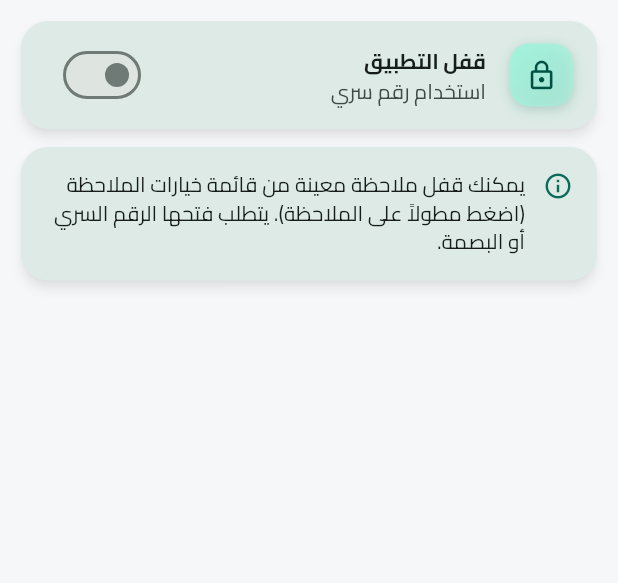
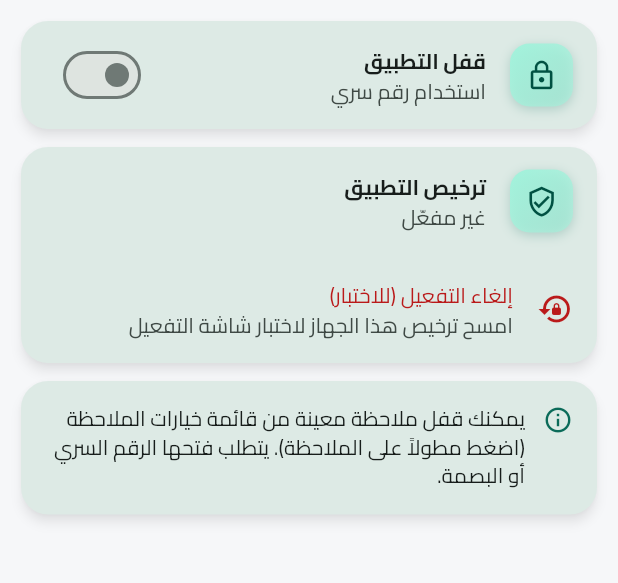
Before and after one commit to alaoufi/Note_only, a Flutter app: the SecuritySettingsScreen screen opened directly, on a phone screen of 412 x 824 dp, the part 84-667 px from its top. Run offline on Flutter 3.47's test engine with Material 3 defaults, Android fonts, the phone set to English and light mode, and no system bars; drawn by our look-alikes of dynamic_color; our stand-ins replace audioplayers, device_info_plus, file_picker, flutter_colorpicker, flutter_local_notifications, flutter_secure_storage and 13 more; missing offline and left inert: android_id, cryptography, encrypt, extension_google_sign_in_as_googleapis_auth, flutter_quill, googleapis and 2 more; accounts and stored records are empty; project files that could hold a hidden picture were left out.

Commit message:
license: switch app to the UNIV1 universal scheme + add deactivate-for-testing
Align the notes app with the 'مولّد أكواد التفعيل' (UNIV1) generator so its codes
activate this app:
- license_service: public key + prefix 'UNIV1' + device-id salt 'alaoufi:'
  (codes are duration(2)+sig(64) Base32, verified over 'UNIV1|deviceId|duration').
- tool/license.dart: was generating an incompatible legacy format; now emits
  UNIV1 codes with an optional DAYS argument (0 = permanent), grouped with dashes.
- security settings: add an owner 'deactivate (for testing)' action that calls
  the existing LicenseService.deactivate() so the activation flow can be retested,
  plus a live license-status card.
- tests: pin the generator's official UNIV1 vectors against the embedded public
  key (proves any keygen-app code is accepted) + wrong-device rejection.
- LICENSING.md: document the UNIV1 device-id/code formulas and Python generator.

flutter analyze: 0 errors/0 warnings. flutter test: all 85 pass.

Co-Authored-By: Claude Opus 4.8 <noreply@anthropic.com>
Claude-Session: https://claude.ai/code/session_01YUmFMdFAgBYxV54PsvaY2c

```diff
--- a/lib/features/security/security_settings_screen.dart
+++ b/lib/features/security/security_settings_screen.dart
@@ -1,6 +1,7 @@
 import 'package:flutter/material.dart';
 
 import '../../core/l10n/app_strings.dart';
+import '../../services/license_service.dart';
 import '../../services/security_service.dart';
 import '../../widgets/ui_kit.dart';
 import 'pin_entry.dart';
@@ -65,6 +66,36 @@ class _SecuritySettingsScreenState extends State<SecuritySettingsScreen> {
     if (ok == true) await _load();
   }
 
+  /// إلغاء تفعيل هذا الجهاز (للمالك/الاختبار): يمسح الترخيص المخزَّن فتظهر شاشة
+  /// التفعيل عند إعادة فتح التطبيق. يُعاد التفعيل بكود جديد من المولّد.
+  Future<void> _deactivateLicense() async {
+    final ok = await showDialog<bool>(
+      context: context,
+      builder: (ctx) => AlertDialog(
+        icon: const Icon(Icons.lock_reset),
+        title: const Text('إلغاء التفعيل؟'),
+        content: const Text(
+            'سيُمسح ترخيص هذا الجهاز، فتظهر شاشة التفعيل عند إعادة فتح التطبيق '
+            '(للاختبار). يمكنك إعادة التفعيل بكود جديد في أي وقت.'),
+        actions: [
+          TextButton(
+              onPressed: () => Navigator.pop(ctx, false),
+              child: const Text('إلغاء')),
+          FilledButton(
+              onPressed: () => Navigator.pop(ctx, true),
+              child: const Text('إلغاء التفعيل')),
+        ],
+      ),
+    );
+    if (ok != true) return;
+    await LicenseService.instance.deactivate();
+    if (!mounted) return;
+    setState(() {}); // حدّث بطاقة حالة الترخيص.
+    ScaffoldMessenger.of(context).showSnackBar(const SnackBar(
+        content:
+            Text('تم إلغاء التفعيل — أعد تشغيل التطبيق لاختبار شاشة التفعيل')));
+  }
+
   @override
   Widget build(BuildContext context) {
     final s = S.of(context);
@@ -115,6 +146,44 @@ class _SecuritySettingsScreenState extends State<SecuritySettingsScreen> {
               ],
             ),
           ),
+          // بطاقة الترخيص (تظهر فقط عند ضبط مفتاح عامّ — أي خارج وضع التطوير).
+          FutureBuilder<LicenseInfo>(
+            future: LicenseService.instance.info(),
+            builder: (context, snap) {
+              final info = snap.data;
+              if (info == null || info.state == LicenseState.disabled) {
+                return const SizedBox.shrink();
+              }
+              final status = switch (info.state) {
+                LicenseState.active => info.permanent
+                    ? 'مفعّل — دائم'
+                    : 'مفعّل — يتبقّى ${info.daysLeft} يوم',
+                LicenseState.expired => 'انتهت صلاحية التفعيل',
+                _ => 'غير مفعّل',
+              };
+              return AppCard(
+                child: Column(
+                  children: [
+                    ListTile(
+                      leading:
+                          const GradientIcon(Icons.verified_user_outlined),
+                      title: const Text('ترخيص التطبيق',
+                          style: TextStyle(fontWeight: FontWeight.bold)),
+                      subtitle: Text(status),
+                    ),
+                    ListTile(
+                      leading: Icon(Icons.lock_reset, color: scheme.error),
+                      title: Text('إلغاء التفعيل (للاختبار)',
+                          style: TextStyle(color: scheme.error)),
+                      subtitle: const Text(
+                          'امسح ترخيص هذا الجهاز لاختبار شاشة التفعيل'),
+                      onTap: _deactivateLicense,
+                    ),
+                  ],
+                ),
+              );
+            },
+          ),
           AppCard(
             child: Padding(
               padding: const EdgeInsets.all(16),
--- a/lib/services/license_service.dart
+++ b/lib/services/license_service.dart
@@ -48,11 +48,15 @@ class LicenseService {
 
   // المفتاح العامّ للمالك (Base64 لـ 32 بايت Ed25519). التحقق فقط — لا يمكن
   // توليد رموز منه. وُلّد مرّة واحدة؛ مفتاحه الخاصّ يبقى في تطبيق المولّد فقط.
+  // النظام العالميّ UNIV1: مفتاح واحد يفعّل كل تطبيقات المالك (انظر مولّد الأكواد).
   static const String _publicKeyB64 =
-      'Wu3tven4KhEEuNqUNLatFTLljCgjFnJXtFc3QHYlhk8=';
+      '0JXPjbbPjczfYbYxl+jy1vOVcsEJT+CPbUIQgXNCStU=';
 
   // بادئة الرسالة الموقَّعة (إصدار الصيغة). يجب أن تطابق المولّد حرفيًّا.
-  static const String _msgPrefix = 'MDKL1';
+  static const String _msgPrefix = 'UNIV1';
+
+  // ملح معرّف الجهاز (موحّد عبر كل تطبيقات المالك في النظام العالميّ UNIV1).
+  static const String _deviceSalt = 'alaoufi:';
 
   static const _kDeviceId = 'lic_device_id';
   static const _kRecord = 'lic_record'; // سجلّ التفعيل (JSON).
@@ -80,7 +84,7 @@ class LicenseService {
       final rnd = Random.secure();
       raw = base64Encode(List<int>.generate(16, (_) => rnd.nextInt(256)));
     }
-    final digest = crypto.sha256.convert(utf8.encode('mudhakkarati:$raw'));
+    final digest = crypto.sha256.convert(utf8.encode('$_deviceSalt$raw'));
     final id = base32(digest.bytes.sublist(0, 10)); // 16 حرفًا.
     await _storage.write(key: _kDeviceId, value: id);
     return id;
```
Also changed, not shown: tool/license.dart (+45 -11 lines), 2 other files.
